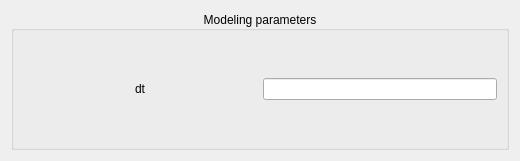
First picture: the form in modelingframeparameters.ui, repository Yegres5/diploma, before the edit.
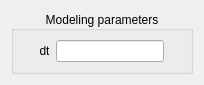
Second picture: the form after the edit.

Patch:
```diff
--- a/modelingframeparameters.ui
+++ b/modelingframeparameters.ui
@@ -6,8 +6,8 @@
    <rect>
     <x>0</x>
     <y>0</y>
-    <width>520</width>
-    <height>161</height>
+    <width>204</width>
+    <height>83</height>
    </rect>
   </property>
   <property name="windowTitle">
@@ -31,7 +31,7 @@
         <item>
          <widget class="QLabel" name="Label_dt">
           <property name="sizePolicy">
-           <sizepolicy hsizetype="Minimum" vsizetype="Preferred">
+           <sizepolicy hsizetype="Fixed" vsizetype="Fixed">
             <horstretch>0</horstretch>
             <verstretch>0</verstretch>
            </sizepolicy>
@@ -47,7 +47,7 @@
         <item>
          <widget class="QLineEdit" name="lineEdit_dt">
           <property name="sizePolicy">
-           <sizepolicy hsizetype="Minimum" vsizetype="Fixed">
+           <sizepolicy hsizetype="Fixed" vsizetype="Fixed">
             <horstretch>0</horstretch>
             <verstretch>0</verstretch>
            </sizepolicy>
```
